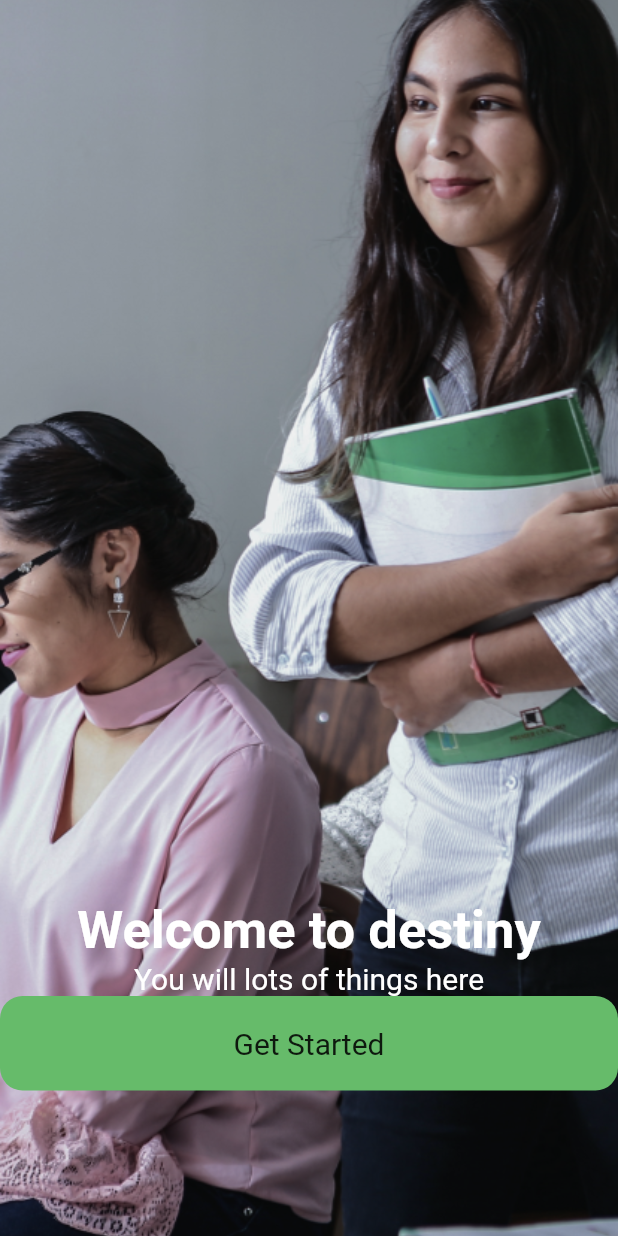
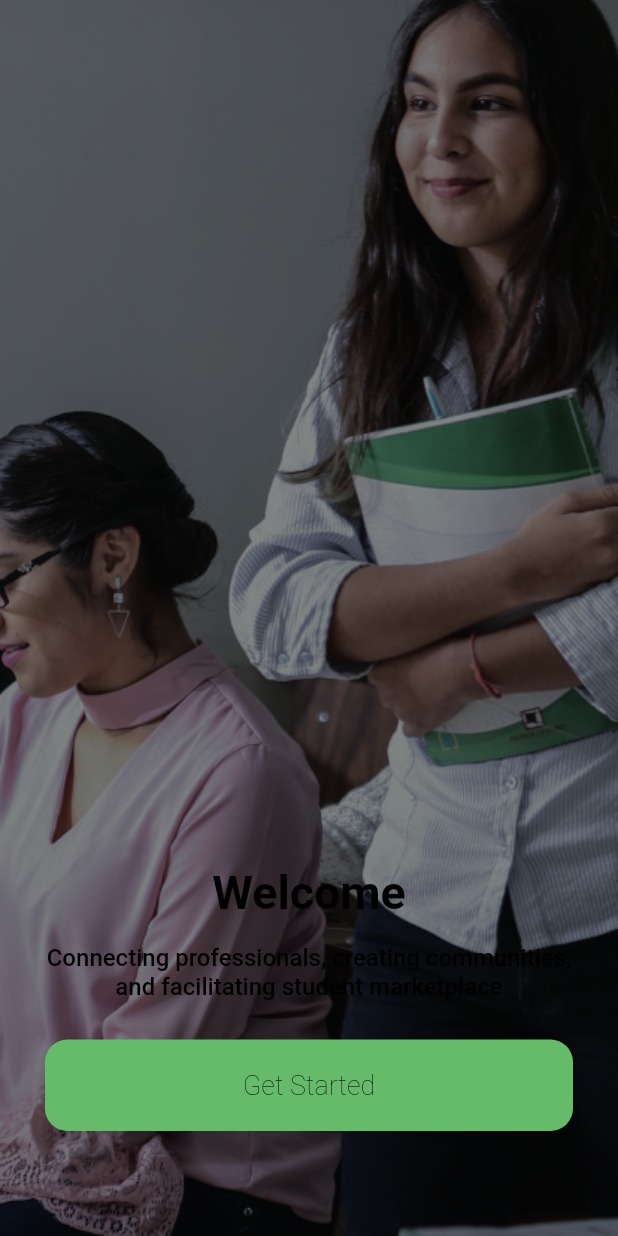
Before and after one commit to DivyamCode/campusconnect, a Flutter app: the dhairya screen opened by its route, on a phone screen of 412 x 824 dp. Run offline on Flutter 3.47's test engine with Material 2 defaults, Android fonts, the light colour scheme and no system bars; our stand-ins replace flutter_screenutil, font_awesome_flutter, get.

Commit message:
gridLayout

```diff
--- a/lib/provider/themeprovider.dart
+++ b/lib/provider/themeprovider.dart
@@ -7,8 +7,8 @@ class ThemeProvider with ChangeNotifier {
   List<Color> _secondaryColor = [Colors.black, Colors.white];
   List<Color> _textcolor = [Colors.green.shade400, Colors.green];
   List<Color> _typecolor = [Colors.green.shade400, Colors.green];
-  List<Color> _childcolor = [Colors.white, Colors.white];
-  List<Color> _titlecolor = [Colors.blue, Colors.blue];
+  List<Color> _childcolor = [Colors.blue, Colors.white];
+  List<Color> _titlecolor = [Colors.blue, Colors.white];
 
   Color get getPrimaryColor => _primaryColor[getColorIndex];
   Color get getSecondaryColor => _secondaryColor[getColorIndex];
--- a/lib/screen/Welcome.dart
+++ b/lib/screen/Welcome.dart
@@ -1,4 +1,3 @@
-
 import 'dart:async';
 import 'dart:io';
 import 'package:campusconnect/provider/themeprovider.dart';
@@ -6,12 +5,11 @@ import 'package:flutter/material.dart';
 
 import 'package:flutter/src/widgets/framework.dart';
 import 'package:flutter/src/widgets/placeholder.dart';
+import 'package:flutter_screenutil/flutter_screenutil.dart';
 import 'package:provider/provider.dart';
-
 
 class dhairya extends StatefulWidget {
   const dhairya({super.key});
-
 
   @override
   State<dhairya> createState() => _dhairyaState();
@@ -26,64 +24,73 @@ class _dhairyaState extends State<dhairya> {
     // TODO: implement initState
     super.initState();
   }
+
   @override
-
   Widget build(BuildContext context) {
     final themeprovider = Provider.of<ThemeProvider>(context);
     return Material(
       child: Stack(
-        // <-- STACK AS THE SCAFFOLD PARENT
         children: [
           Container(
+            height: MediaQuery.of(context).size.height,
+            width: MediaQuery.of(context).size.width,
             decoration: BoxDecoration(
               image: DecorationImage(
-                image: AssetImage("images/next.png"), // <-- BACKGROUND IMAGE
                 fit: BoxFit.cover,
+                colorFilter: ColorFilter.mode(
+                    Colors.black.withOpacity(0.45), BlendMode.darken),
+                image: const AssetImage("images/next.png"),
               ),
             ),
           ),
           Container(
-            padding:EdgeInsets.only(top: 600),
+            padding: const EdgeInsets.symmetric(vertical: 70, horizontal: 30),
             child: Column(
-              children: [Text(
-              "Welcome to destiny",
+              mainAxisAlignment: MainAxisAlignment.end,
+              children: [
+                Text(
+                  "Welcome",
                   style: TextStyle(
-                color: Colors.white,
-                fontSize: 35,
-                fontWeight: FontWeight.bold,
+                    color: themeprovider.getSecondaryColor,
+                    fontSize: 31,
+                    fontWeight: FontWeight.w700,
                   ),
                 ),
+                SizedBox(
+                  height: 16,
+                ),
                 Text(
-              "You will lots of things here",
+                  "Connecting professionals, creating communities, and facilitating student marketplace",
                   style: TextStyle(
-                color: Colors.white,
-                fontSize: 20,
-                fontWeight: FontWeight.normal,
+                    color: themeprovider.getSecondaryColor,
+                    fontSize: 16,
+                    fontWeight: FontWeight.w500,
                   ),
+                  textAlign: TextAlign.center,
+                ),
+                SizedBox(
+                  height: 26,
                 ),
                 Container(
                   alignment: Alignment.center,
-            padding: EdgeInsets.all(20),
+                  padding: const EdgeInsets.only(top: 20, bottom: 20),
                   decoration: BoxDecoration(
                     color: themeprovider.getTextColor,
-              // color: Colors.green.shade400,
-              //border: Border.all(color: Colors.black26),
                     borderRadius: BorderRadius.circular(15),
                   ),
                   child: Text(
                     "Get Started",
                     style: TextStyle(
-                fontSize: 20,
-                color: Colors.black87,
+                      fontSize: 18,
+                      fontWeight: FontWeight.w200,
+                      color: themeprovider.getSecondaryColor,
                     ),
                   ),
-          ),],
+                ),
+              ],
             ),
           )
-
         ],
-        // ),
-        // ),
       ),
     );
   }
```
Also changed, not shown: lib/main.dart (+12 -2 lines), lib/screen/grid.dart (added, +96 -0 lines), lib/screen/sign.dart (+10 -7 lines), lib/screen/signin.dart (+59 -39 lines), images/banner.png (added), images/phone.png (added). Lines whose indentation alone changed are shown as unchanged.
